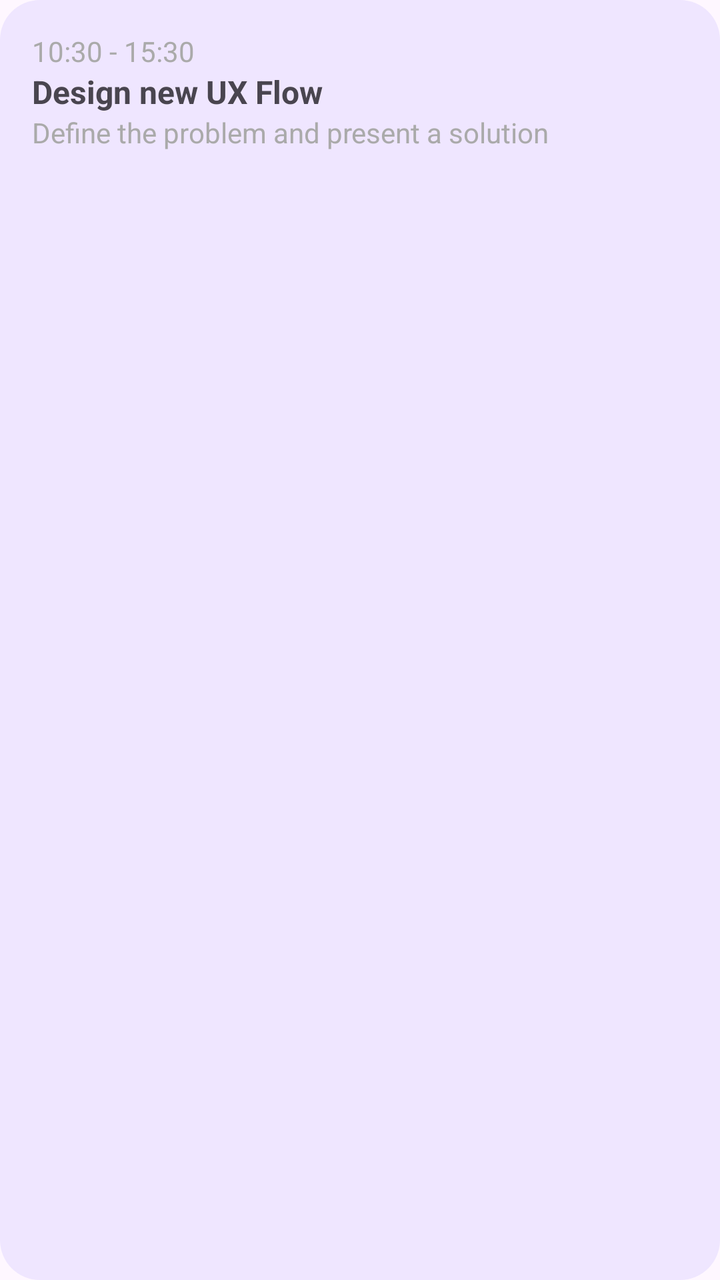
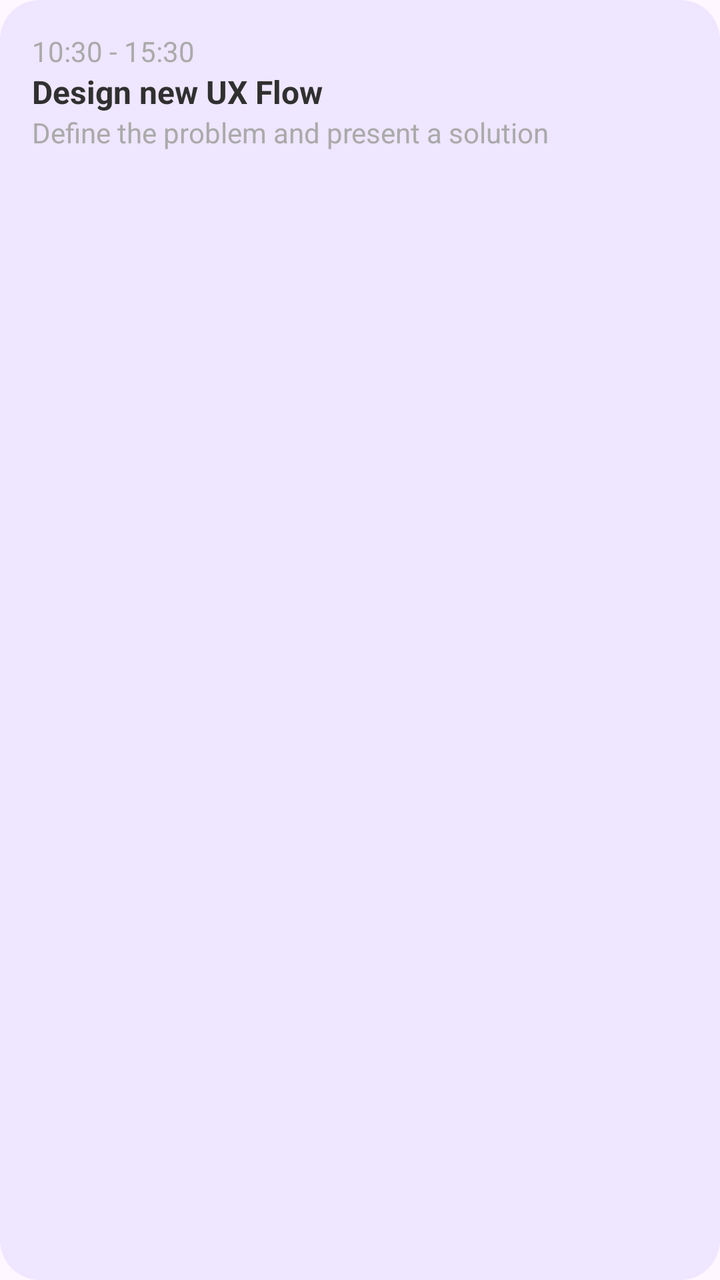

Before-and-after screenshots of an Android layout around one commit, followed by the original layout XML and the change that was made.
<!-- AndroidManifest.xml: application theme Theme.TaskPilot -->
<!-- res/layout/single_task_item.xml -->
<?xml version="1.0" encoding="utf-8"?>
<LinearLayout xmlns:android="http://schemas.android.com/apk/res/android"
    android:layout_width="match_parent"
    android:layout_height="wrap_content"
    android:padding="16dp"
    android:orientation="vertical"
    android:background="@drawable/task_item_background"
    >

    <TextView
        android:layout_width="wrap_content"
        android:layout_height="wrap_content"
        android:text="10:30 - 15:30"
        android:id="@+id/tvTaskTime"
        android:textSize="14sp"
        android:textColor="@android:color/darker_gray"
        />
    <TextView
        android:layout_width="wrap_content"
        android:layout_height="wrap_content"
        android:text="Design new UX Flow"
        android:id="@+id/tvTaskTitle"
        android:textSize="16sp"
        android:textStyle="bold"
        />
    <TextView
        android:layout_width="wrap_content"
        android:layout_height="wrap_content"
        android:text="Define the problem and present a solution"
        android:textSize="14sp"
        android:textColor="@android:color/darker_gray"
        android:id="@+id/tvTaskDescription"
        />

</LinearLayout>
<!-- resources referenced by this layout -->
<resources>
  <!-- drawable task_item_background (drawable) -->
  <?xml version="1.0" encoding="utf-8"?>
  <shape xmlns:android="http://schemas.android.com/apk/res/android">
      <solid android:color="#EFE6FF"/>
      <corners android:radius="20dp"/>
      <padding
          android:left="2dp"
          android:top="2dp"
          android:right="2dp"
          android:bottom="2dp"/>
  </shape>
  <style name="Theme.TaskPilot" parent="Base.Theme.TaskPilot" />
  <style name="Base.Theme.TaskPilot" parent="Theme.Material3.DayNight.NoActionBar">
          
          
      </style>
</resources>

<!-- the commit's change to res/layout/single_task_item.xml (unified diff, before → after) -->
@@ -13,13 +13,14 @@
         android:text="10:30 - 15:30"
         android:id="@+id/tvTaskTime"
         android:textSize="14sp"
-        android:textColor="@android:color/darker_gray"
+        android:textColor="@color/subText"
         />
     <TextView
         android:layout_width="wrap_content"
         android:layout_height="wrap_content"
         android:text="Design new UX Flow"
         android:id="@+id/tvTaskTitle"
+        android:textColor="@color/text"
         android:textSize="16sp"
         android:textStyle="bold"
         />
@@ -28,7 +29,7 @@
         android:layout_height="wrap_content"
         android:text="Define the problem and present a solution"
         android:textSize="14sp"
-        android:textColor="@android:color/darker_gray"
+        android:textColor="@color/subText"
         android:id="@+id/tvTaskDescription"
         />
 
<!-- resource entries referenced after the edit -->
@@ -1,9 +1,11 @@
 <!-- resources referenced by this layout -->
 <resources>
+  <color name="subText">@android:color/darker_gray</color>
+  <color name="text">#303030</color>
   <!-- drawable task_item_background (drawable) -->
   <?xml version="1.0" encoding="utf-8"?>
   <shape xmlns:android="http://schemas.android.com/apk/res/android">
-      <solid android:color="#EFE6FF"/>
+      <solid android:color="@color/itemBackground"/>
       <corners android:radius="20dp"/>
       <padding
           android:left="2dp"
@@ -12,6 +14,7 @@
           android:bottom="2dp"/>
   </shape>
   <style name="Theme.TaskPilot" parent="Base.Theme.TaskPilot" />
+  <color name="itemBackground">#EFE6FF</color>"
   <style name="Base.Theme.TaskPilot" parent="Theme.Material3.DayNight.NoActionBar">
           
           
